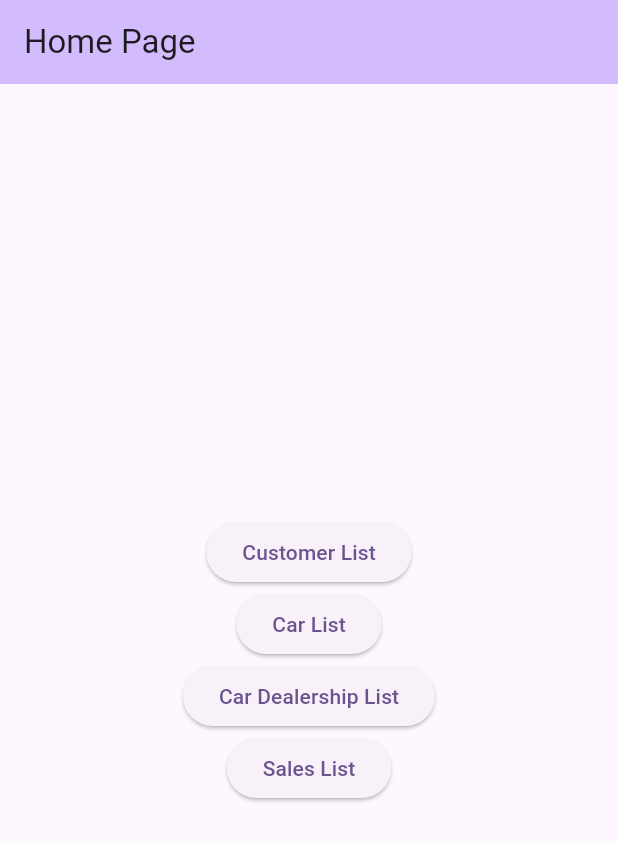
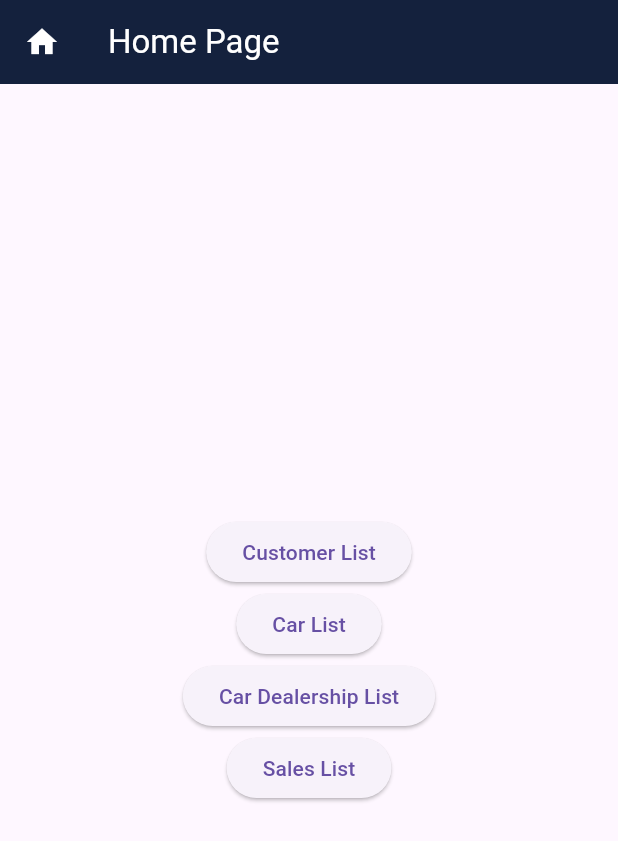
Before and after one commit to trem0403/cst2335_final_project, a Flutter app: the screen it shows after launch, on a phone screen of 412 x 824 dp. Shown: the top 841 px of the screen. Run offline on Flutter 3.47's test engine with Material 3 defaults, Android fonts, the phone set to English and light mode, and no system bars; our stand-ins replace floor, sqflite; missing offline and left inert: encrypted_shared_preferences; accounts and stored records are empty; generated files the repository leaves out were written again.

Commit message:
Stylized header

```diff
--- a/lib/pages/main.dart
+++ b/lib/pages/main.dart
@@ -22,7 +22,6 @@ class MyApp extends StatelessWidget {
       debugShowCheckedModeBanner: false,
       title: 'Home Page',
       theme: ThemeData(
-        colorScheme: ColorScheme.fromSeed(seedColor: Colors.deepPurple),
         useMaterial3: true,
       ),
       home: MyHomePage(
@@ -51,8 +50,12 @@ class _MyHomePageState extends State<MyHomePage> {
   Widget build(BuildContext context) {
     return Scaffold(
       appBar: AppBar(
-        backgroundColor: Theme.of(context).colorScheme.inversePrimary,
-        title: Text(widget.title),
+        backgroundColor: const Color(0xFF14213D),
+        leading: const Icon(
+          Icons.home,  // Home icon
+          color: Colors.white,  // Icon color
+        ),
+        title: Text(widget.title, style: const TextStyle(color: Colors.white),),
       ),
       body: Center(
         child: Column(
```
